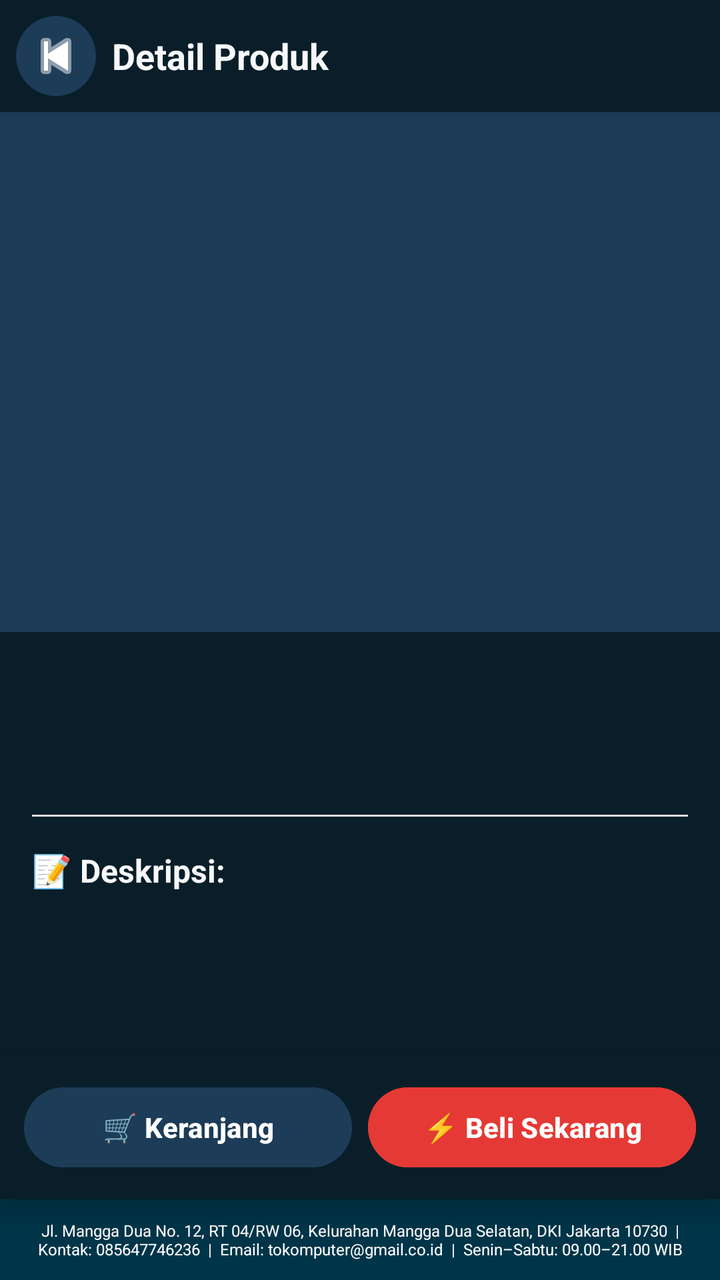
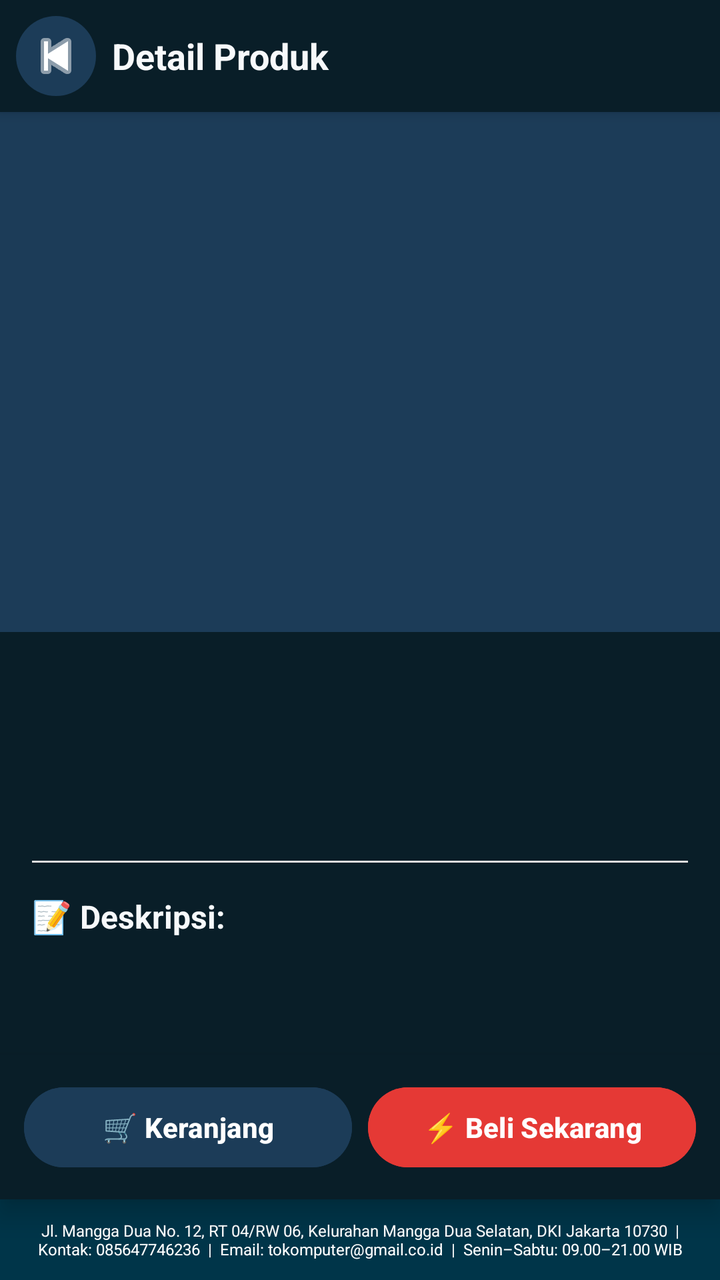

Screens rendered from an Android XML layout before and after an edit, with the pre-edit source and the edit as a unified diff.
<!-- AndroidManifest.xml: application theme Theme.TOKOMPUTER -->
<!-- res/layout/activity_product_detail.xml -->
<?xml version="1.0" encoding="utf-8"?>
<androidx.constraintlayout.widget.ConstraintLayout
    xmlns:android="http://schemas.android.com/apk/res/android"
    xmlns:app="http://schemas.android.com/apk/res-auto"
    android:layout_width="match_parent"
    android:layout_height="match_parent"
    android:background="@color/material_dynamic_secondary10">

    
    <LinearLayout
        android:id="@+id/layoutHeader"
        android:layout_width="0dp"
        android:layout_height="56dp"
        android:orientation="horizontal"
        android:gravity="center_vertical"
        android:paddingStart="8dp"
        android:paddingEnd="8dp"
        android:background="@color/material_dynamic_secondary10"
        android:elevation="4dp"
        app:layout_constraintTop_toTopOf="parent"
        app:layout_constraintStart_toStartOf="parent"
        app:layout_constraintEnd_toEndOf="parent">

        <ImageButton
            android:id="@+id/btnBack"
            android:layout_width="40dp"
            android:layout_height="40dp"
            android:background="@drawable/bg_button_circle"
            android:contentDescription="Back"
            android:src="@android:drawable/ic_media_previous"
            android:padding="8dp"
            app:tint="@color/white" />

        <TextView
            android:layout_width="0dp"
            android:layout_height="wrap_content"
            android:layout_weight="1"
            android:layout_marginStart="8dp"
            android:text="Detail Produk"
            android:textColor="@color/bg_light"
            android:textSize="18sp"
            android:textStyle="bold" />

    </LinearLayout>

    
    <LinearLayout
        android:id="@+id/footer"
        android:layout_width="0dp"
        android:layout_height="wrap_content"
        android:background="@color/material_dynamic_primary20"
        android:orientation="vertical"
        android:padding="10dp"
        app:layout_constraintBottom_toBottomOf="parent"
        app:layout_constraintEnd_toEndOf="parent"
        app:layout_constraintStart_toStartOf="parent">

        <TextView
            android:layout_width="match_parent"
            android:layout_height="wrap_content"
            android:text="Jl. Mangga Dua No. 12, RT 04/RW 06, Kelurahan Mangga Dua Selatan, DKI Jakarta 10730  |  Kontak: 085647746236  |  Email: tokomputer@gmail.co.id  |  Senin–Sabtu: 09.00–21.00 WIB"
            android:textAlignment="center"
            android:textColor="@color/white"
            android:textSize="8sp" />
    </LinearLayout>

    
    <LinearLayout
        android:id="@+id/layoutBottomActions"
        android:layout_width="0dp"
        android:layout_height="wrap_content"
        android:orientation="horizontal"
        android:padding="12dp"
        android:background="@color/material_dynamic_secondary10"
        android:elevation="8dp"
        app:layout_constraintBottom_toTopOf="@id/footer"
        app:layout_constraintStart_toStartOf="parent"
        app:layout_constraintEnd_toEndOf="parent">

        <Button
            android:id="@+id/btnAddToCart"
            android:layout_width="0dp"
            android:layout_height="48dp"
            android:layout_weight="1"
            android:layout_marginEnd="8dp"
            android:backgroundTint="#1C3C58"
            android:text="🛒 Keranjang"
            android:textColor="#FFFFFF"
            android:textAllCaps="false"
            android:textStyle="bold" />

        <Button
            android:id="@+id/btnBuyNow"
            android:layout_width="0dp"
            android:layout_height="48dp"
            android:layout_weight="1"
            android:backgroundTint="#E53935"
            android:text="⚡ Beli Sekarang"
            android:textColor="#FFFFFF"
            android:textAllCaps="false"
            android:textStyle="bold" />

    </LinearLayout>

    
    <ScrollView
        android:layout_width="0dp"
        android:layout_height="0dp"
        app:layout_constraintTop_toBottomOf="@id/layoutHeader"
        app:layout_constraintBottom_toTopOf="@id/layoutBottomActions"
        app:layout_constraintStart_toStartOf="parent"
        app:layout_constraintEnd_toEndOf="parent">

        <LinearLayout
            android:layout_width="match_parent"
            android:layout_height="wrap_content"
            android:orientation="vertical">

            
            <ImageView
                android:id="@+id/imgProduct"
                android:layout_width="match_parent"
                android:layout_height="260dp"
                android:adjustViewBounds="true"
                android:background="#1C3C58"
                android:contentDescription="@string/app_name"
                android:scaleType="centerCrop" />

            <LinearLayout
                android:layout_width="match_parent"
                android:layout_height="wrap_content"
                android:orientation="vertical"
                android:padding="16dp">

                
                <TextView
                    android:id="@+id/tvProductName"
                    android:layout_width="match_parent"
                    android:layout_height="wrap_content"
                    android:textColor="@color/bg_light"
                    android:textSize="20sp"
                    android:textStyle="bold" />

                
                <TextView
                    android:id="@+id/tvProductPrice"
                    android:layout_width="match_parent"
                    android:layout_height="wrap_content"
                    android:layout_marginTop="8dp"
                    android:textColor="#E53935"
                    android:textSize="18sp"
                    android:textStyle="bold" />

                
                <View
                    android:layout_width="match_parent"
                    android:layout_height="1dp"
                    android:layout_marginTop="16dp"
                    android:layout_marginBottom="16dp"
                    android:background="#DDDDDD" />

                
                <TextView
                    android:layout_width="wrap_content"
                    android:layout_height="wrap_content"
                    android:text="📝 Deskripsi:"
                    android:textColor="@color/bg_light"
                    android:textSize="16sp"
                    android:textStyle="bold" />

                
                <TextView
                    android:id="@+id/tvProductDesc"
                    android:layout_width="match_parent"
                    android:layout_height="wrap_content"
                    android:layout_marginTop="4dp"
                    android:layout_marginBottom="16dp"
                    android:lineSpacingExtra="4dp"
                    android:textColor="@color/bg_light"
                    android:textSize="14sp" />

            </LinearLayout>
        </LinearLayout>
    </ScrollView>

</androidx.constraintlayout.widget.ConstraintLayout>
<!-- resources referenced by this layout -->
<resources>
  <color name="bg_light">#F7F9FB</color>
  <color name="white">#FFFFFF</color>
  <!-- drawable bg_button_circle (drawable) -->
  <?xml version="1.0" encoding="utf-8"?>
  <shape xmlns:android="http://schemas.android.com/apk/res/android"
      android:shape="oval">
      <solid android:color="#1C3C58" />
  </shape>
  <string name="app_name">TOKOMPUTER</string>
  <style name="Theme.TOKOMPUTER" parent="Base.Theme.TOKOMPUTER" />
  <style name="Base.Theme.TOKOMPUTER" parent="Theme.Material3.DayNight.NoActionBar">
          
          
      </style>
</resources>

<!-- the commit's change to res/layout/activity_product_detail.xml (unified diff, before → after) -->
@@ -143,6 +143,15 @@
 
                 
                 <TextView
+                    android:id="@+id/tvProductBrand"
+                    android:layout_width="match_parent"
+                    android:layout_height="wrap_content"
+                    android:layout_marginTop="4dp"
+                    android:textColor="#90CAF9"
+                    android:textSize="14sp" />
+
+                
+                <TextView
                     android:id="@+id/tvProductPrice"
                     android:layout_width="match_parent"
                     android:layout_height="wrap_content"
